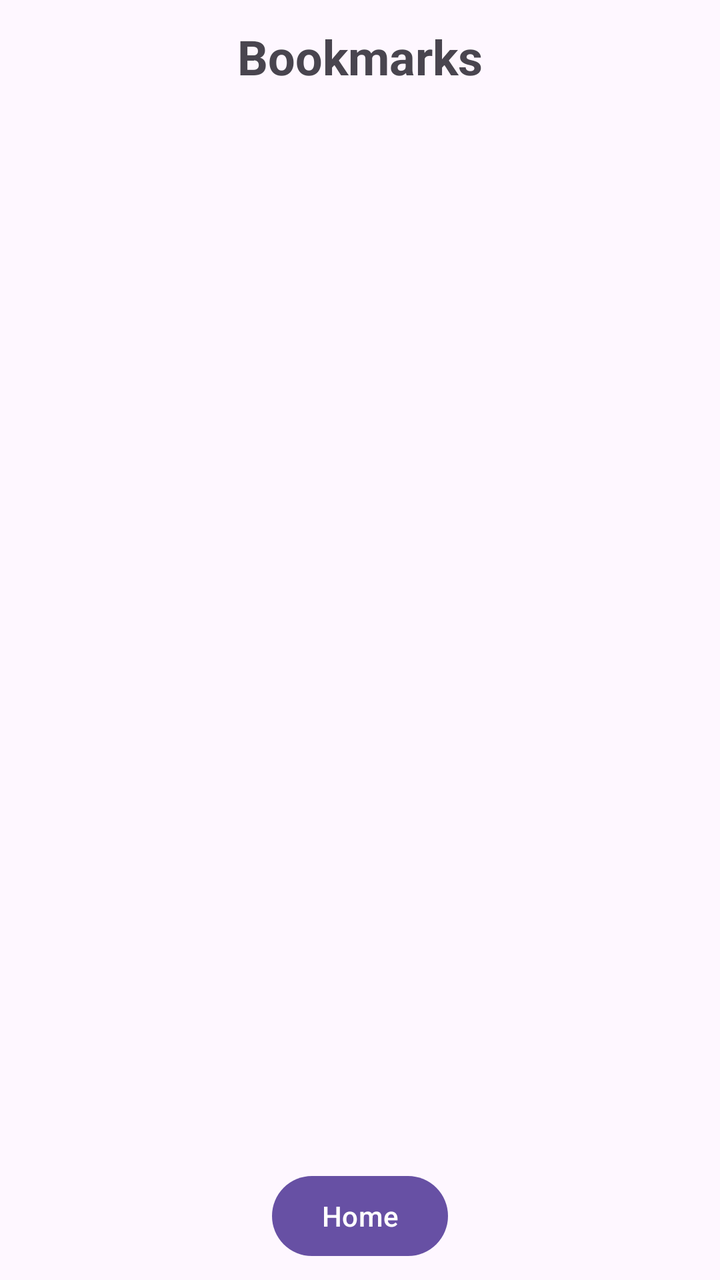
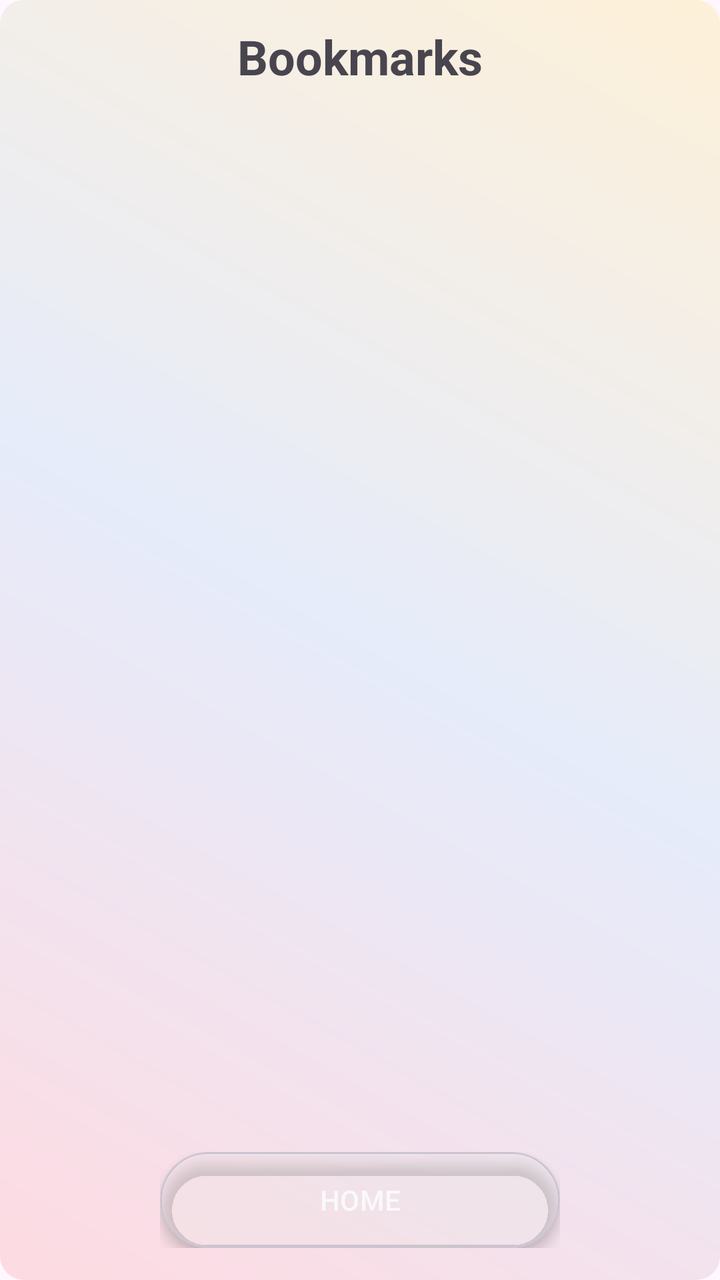

Two renders of the same Android screen: before a commit and after it. Below are the layout's source before the change and the commit's diff.
<!-- AndroidManifest.xml: application theme Theme.MangaV5 -->
<!-- res/layout/activity_bookmarks_page.xml -->
<?xml version="1.0" encoding="utf-8"?>
<androidx.constraintlayout.widget.ConstraintLayout
    xmlns:android="http://schemas.android.com/apk/res/android"
    xmlns:app="http://schemas.android.com/apk/res-auto"
    android:layout_width="match_parent"
    android:layout_height="match_parent"
    android:fitsSystemWindows="true">

    
    <TextView
        android:id="@+id/tv_page_title"
        android:layout_width="wrap_content"
        android:layout_height="wrap_content"
        android:text="Bookmarks"
        android:textSize="24sp"
        android:textStyle="bold"
        android:gravity="center"
        android:padding="12dp"
        app:layout_constraintTop_toTopOf="parent"
        app:layout_constraintStart_toStartOf="parent"
        app:layout_constraintEnd_toEndOf="parent" />

    
    <androidx.recyclerview.widget.RecyclerView
        android:id="@+id/recycler_bookmarks"
        android:layout_width="0dp"
        android:layout_height="0dp"
        android:padding="8dp"
        android:clipToPadding="false"
        app:layout_constraintTop_toBottomOf="@id/tv_page_title"
        app:layout_constraintBottom_toTopOf="@+id/btn_home"
        app:layout_constraintStart_toStartOf="parent"
        app:layout_constraintEnd_toEndOf="parent" />

    
    <TextView
        android:id="@+id/tv_empty"
        android:layout_width="wrap_content"
        android:layout_height="wrap_content"
        android:text="No bookmarks yet"
        android:textSize="18sp"
        android:textColor="@android:color/darker_gray"
        android:visibility="gone"
        android:gravity="center"
        app:layout_constraintTop_toBottomOf="@id/tv_page_title"
        app:layout_constraintBottom_toTopOf="@id/btn_home"
        app:layout_constraintStart_toStartOf="parent"
        app:layout_constraintEnd_toEndOf="parent" />

    
    <Button
        android:id="@+id/btn_home"
        android:layout_width="wrap_content"
        android:layout_height="wrap_content"
        android:layout_margin="8dp"
        android:text="Home"
        app:layout_constraintBottom_toBottomOf="parent"
        app:layout_constraintEnd_toEndOf="parent"
        app:layout_constraintStart_toStartOf="parent" />

</androidx.constraintlayout.widget.ConstraintLayout>
<!-- resources referenced by this layout -->
<resources>
  <style name="Theme.MangaV5" parent="Theme.MaterialComponents.DayNight.DarkActionBar">
          
          <item name="colorPrimary">@color/purple_500</item>
          <item name="colorPrimaryVariant">@color/purple_700</item>
          <item name="colorOnPrimary">@color/white</item>
          
          <item name="colorSecondary">@color/teal_200</item>
          <item name="colorSecondaryVariant">@color/teal_700</item>
          <item name="colorOnSecondary">@color/black</item>
          
          <item name="android:statusBarColor">?attr/colorPrimaryVariant</item>
          
      </style>
  <color name="purple_500">#FF6200EE</color>
  <color name="purple_700">#FF3700B3</color>
  <color name="white">#FFFFFFFF</color>
  <color name="teal_200">#FF03DAC5</color>
  <color name="teal_700">#FF018786</color>
  <color name="black">#FF000000</color>
</resources>

<!-- the commit's change to res/layout/activity_bookmarks_page.xml (unified diff, before → after) -->
@@ -4,6 +4,7 @@
     xmlns:app="http://schemas.android.com/apk/res-auto"
     android:layout_width="match_parent"
     android:layout_height="match_parent"
+    android:background="@drawable/bg_gradient"
     android:fitsSystemWindows="true">
 
     
@@ -28,7 +29,7 @@
         android:padding="8dp"
         android:clipToPadding="false"
         app:layout_constraintTop_toBottomOf="@id/tv_page_title"
-        app:layout_constraintBottom_toTopOf="@+id/btn_home"
+        app:layout_constraintBottom_toTopOf="@id/homeButtonCard"
         app:layout_constraintStart_toStartOf="parent"
         app:layout_constraintEnd_toEndOf="parent" />
 
@@ -43,19 +44,50 @@
         android:visibility="gone"
         android:gravity="center"
         app:layout_constraintTop_toBottomOf="@id/tv_page_title"
-        app:layout_constraintBottom_toTopOf="@id/btn_home"
+        app:layout_constraintBottom_toTopOf="@id/homeButtonCard"
         app:layout_constraintStart_toStartOf="parent"
         app:layout_constraintEnd_toEndOf="parent" />
 
     
-    <Button
-        android:id="@+id/btn_home"
-        android:layout_width="wrap_content"
-        android:layout_height="wrap_content"
-        android:layout_margin="8dp"
-        android:text="Home"
+    <FrameLayout
+        android:id="@+id/homeButtonCard"
+        android:layout_width="200dp"
+        android:layout_height="48dp"
         app:layout_constraintBottom_toBottomOf="parent"
+        app:layout_constraintStart_toStartOf="parent"
         app:layout_constraintEnd_toEndOf="parent"
-        app:layout_constraintStart_toStartOf="parent" />
+        android:layout_marginBottom="16dp"
+        android:clipChildren="false"
+        android:clipToPadding="false">
+
+        
+        <com.google.android.material.card.MaterialCardView
+            android:layout_width="match_parent"
+            android:layout_height="match_parent"
+            app:cardCornerRadius="24dp"
+            app:cardElevation="4dp"
+            app:cardBackgroundColor="@android:color/transparent"
+            android:clipChildren="false"
+            android:clipToPadding="false">
+
+            <View
+                android:id="@+id/bookmarkBlurBackground"
+                android:layout_width="match_parent"
+                android:layout_height="match_parent"
+                android:background="@drawable/glass_bg" />
+        </com.google.android.material.card.MaterialCardView>
+
+        
+        <Button
+            android:id="@+id/btn_home"
+            android:layout_width="match_parent"
+            android:layout_height="match_parent"
+            android:background="@android:color/transparent"
+            android:gravity="center"
+            android:text="HOME"
+            android:textColor="@android:color/white"
+            android:textSize="14sp"
+            android:textAllCaps="false" />
+    </FrameLayout>
 
 </androidx.constraintlayout.widget.ConstraintLayout>
<!-- resource entries referenced after the edit -->
@@ -1,5 +1,41 @@
 <!-- resources referenced by this layout -->
 <resources>
+  <!-- drawable bg_gradient (drawable) -->
+  <shape xmlns:android="http://schemas.android.com/apk/res/android"
+      android:shape="rectangle">
+  
+      <gradient
+          android:startColor="#33FF6B6B"
+          android:centerColor="#3385C1E9"
+          android:endColor="#33FFD93D"
+          android:angle="45"
+          android:type="linear"/>
+  
+      <corners android:radius="12dp"/>
+  </shape>
+  <!-- drawable glass_bg (drawable) -->
+  <layer-list xmlns:android="http://schemas.android.com/apk/res/android">
+  
+      
+      <item>
+          <shape android:shape="rectangle">
+              <solid android:color="@android:color/transparent"/>
+              <corners android:radius="50dp"/>
+              <stroke
+                  android:width="1dp"
+                  android:color="#80FFFFFF"/>
+          </shape>
+      </item>
+  
+      
+      <item android:left="0dp" android:top="0dp" android:right="0dp" android:bottom="0dp">
+          <shape android:shape="rectangle">
+              <solid android:color="#40FFFFFF"/>
+              <corners android:radius="50dp"/>
+          </shape>
+      </item>
+  
+  </layer-list>
   <style name="Theme.MangaV5" parent="Theme.MaterialComponents.DayNight.DarkActionBar">
           
           <item name="colorPrimary">@color/purple_500</item>
